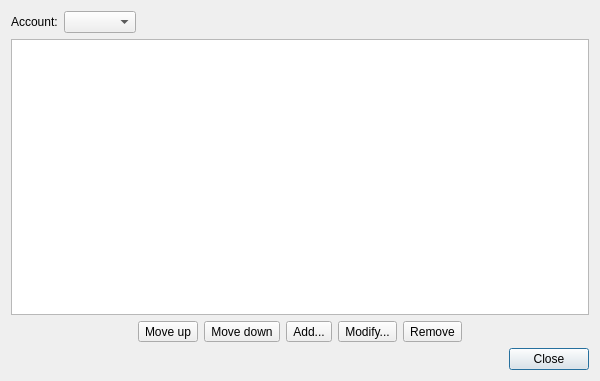
Above: src/plugins/azoth/bookmarksmanagerdialog.ui from 0xd34df00d/leechcraft before the change. Below: the same form after it.
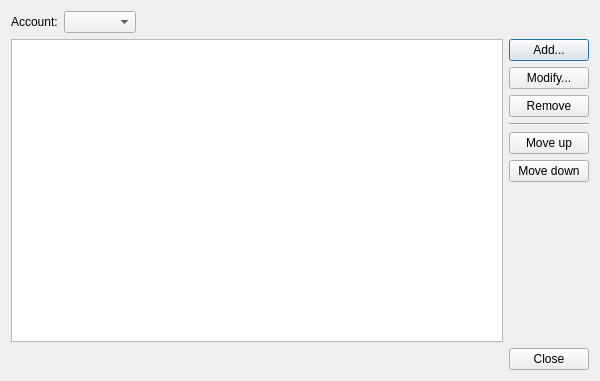
That is the form after the change. Icons and pictures are not drawn.

Commit message: [Azoth] Better buttons layout in BookmarksManagerDialog.

What changed in the file:
```diff
--- a/src/plugins/azoth/bookmarksmanagerdialog.ui
+++ b/src/plugins/azoth/bookmarksmanagerdialog.ui
@@ -13,10 +13,6 @@
   <property name="windowTitle">
    <string>Manage bookmarks</string>
   </property>
-  <layout class="QVBoxLayout" name="verticalLayout_3">
-   <item>
-    <layout class="QHBoxLayout" name="horizontalLayout">
-     <item>
       <layout class="QVBoxLayout" name="verticalLayout">
        <item>
         <layout class="QFormLayout" name="formLayout">
@@ -40,6 +36,8 @@
         </layout>
        </item>
        <item>
+    <layout class="QHBoxLayout" name="horizontalLayout">
+     <item>
         <widget class="QTreeView" name="BookmarksTree_">
          <attribute name="headerVisible">
           <bool>false</bool>
@@ -47,104 +45,78 @@
         </widget>
        </item>
        <item>
-        <layout class="QHBoxLayout" name="horizontalLayout_2">
+      <layout class="QVBoxLayout" name="verticalLayout_2">
          <item>
-          <spacer name="horizontalSpacer">
-           <property name="orientation">
-            <enum>Qt::Horizontal</enum>
-           </property>
-           <property name="sizeHint" stdset="0">
-            <size>
-             <width>40</width>
-             <height>20</height>
-            </size>
-           </property>
-          </spacer>
-         </item>
-         <item>
-          <widget class="QToolButton" name="MoveUp_">
-           <property name="text">
-            <string>Move up</string>
-           </property>
-           <property name="icon">
-            <iconset theme="go-up"/>
-           </property>
-           <property name="toolButtonStyle">
-            <enum>Qt::ToolButtonTextBesideIcon</enum>
-           </property>
-          </widget>
-         </item>
-         <item>
-          <widget class="QToolButton" name="MoveDown_">
-           <property name="text">
-            <string>Move down</string>
-           </property>
-           <property name="icon">
-            <iconset theme="go-down"/>
-           </property>
-           <property name="toolButtonStyle">
-            <enum>Qt::ToolButtonTextBesideIcon</enum>
-           </property>
-          </widget>
-         </item>
-         <item>
-          <widget class="QToolButton" name="AddButton_">
+        <widget class="QPushButton" name="AddButton_">
            <property name="text">
             <string>Add...</string>
            </property>
            <property name="icon">
             <iconset theme="list-add"/>
            </property>
-           <property name="toolButtonStyle">
-            <enum>Qt::ToolButtonTextBesideIcon</enum>
-           </property>
           </widget>
          </item>
          <item>
-          <widget class="QToolButton" name="ModifyButton_">
+        <widget class="QPushButton" name="ModifyButton_">
            <property name="text">
             <string>Modify...</string>
            </property>
            <property name="icon">
             <iconset theme="edit-rename"/>
            </property>
-           <property name="toolButtonStyle">
-            <enum>Qt::ToolButtonTextBesideIcon</enum>
-           </property>
           </widget>
          </item>
          <item>
-          <widget class="QToolButton" name="RemoveButton_">
+        <widget class="QPushButton" name="RemoveButton_">
            <property name="text">
             <string>Remove</string>
            </property>
            <property name="icon">
             <iconset theme="list-remove"/>
            </property>
-           <property name="toolButtonStyle">
-            <enum>Qt::ToolButtonTextBesideIcon</enum>
-           </property>
           </widget>
          </item>
          <item>
-          <spacer name="horizontalSpacer_2">
+        <widget class="Line" name="line">
            <property name="orientation">
             <enum>Qt::Horizontal</enum>
            </property>
+        </widget>
+       </item>
+       <item>
+        <widget class="QPushButton" name="MoveUp_">
+         <property name="text">
+          <string>Move up</string>
+         </property>
+         <property name="icon">
+          <iconset theme="go-up"/>
+         </property>
+        </widget>
+       </item>
+       <item>
+        <widget class="QPushButton" name="MoveDown_">
+         <property name="text">
+          <string>Move down</string>
+         </property>
+         <property name="icon">
+          <iconset theme="go-down"/>
+         </property>
+        </widget>
+       </item>
+       <item>
+        <spacer name="verticalSpacer">
+         <property name="orientation">
+          <enum>Qt::Vertical</enum>
+         </property>
            <property name="sizeHint" stdset="0">
             <size>
-             <width>40</width>
-             <height>20</height>
+           <width>20</width>
+           <height>40</height>
             </size>
            </property>
           </spacer>
          </item>
         </layout>
-       </item>
-      </layout>
-     </item>
-     <item>
-      <layout class="QVBoxLayout" name="verticalLayout_2"/>
      </item>
     </layout>
    </item>
```
Lines whose indentation alone changed are shown as unchanged.
